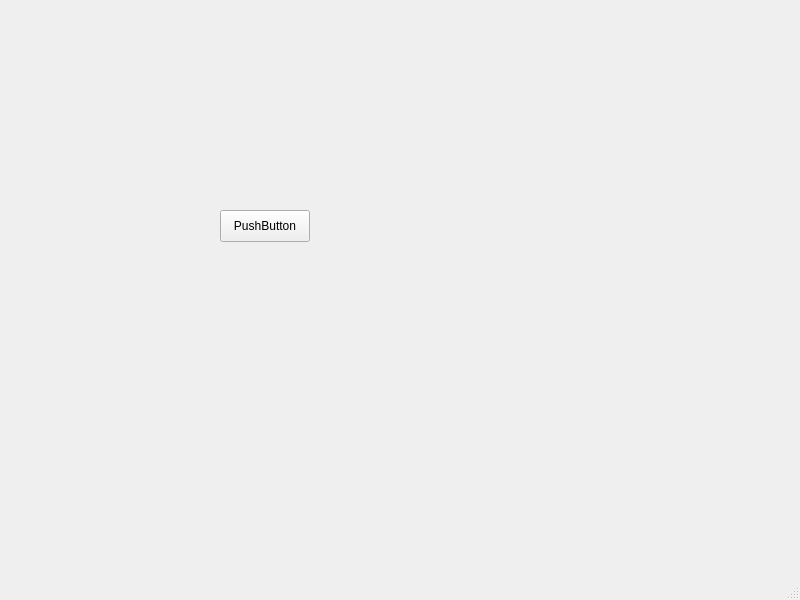
First picture: the form in src/flow_reader.ui, repository ljaworski88/flow_reader, before the edit.
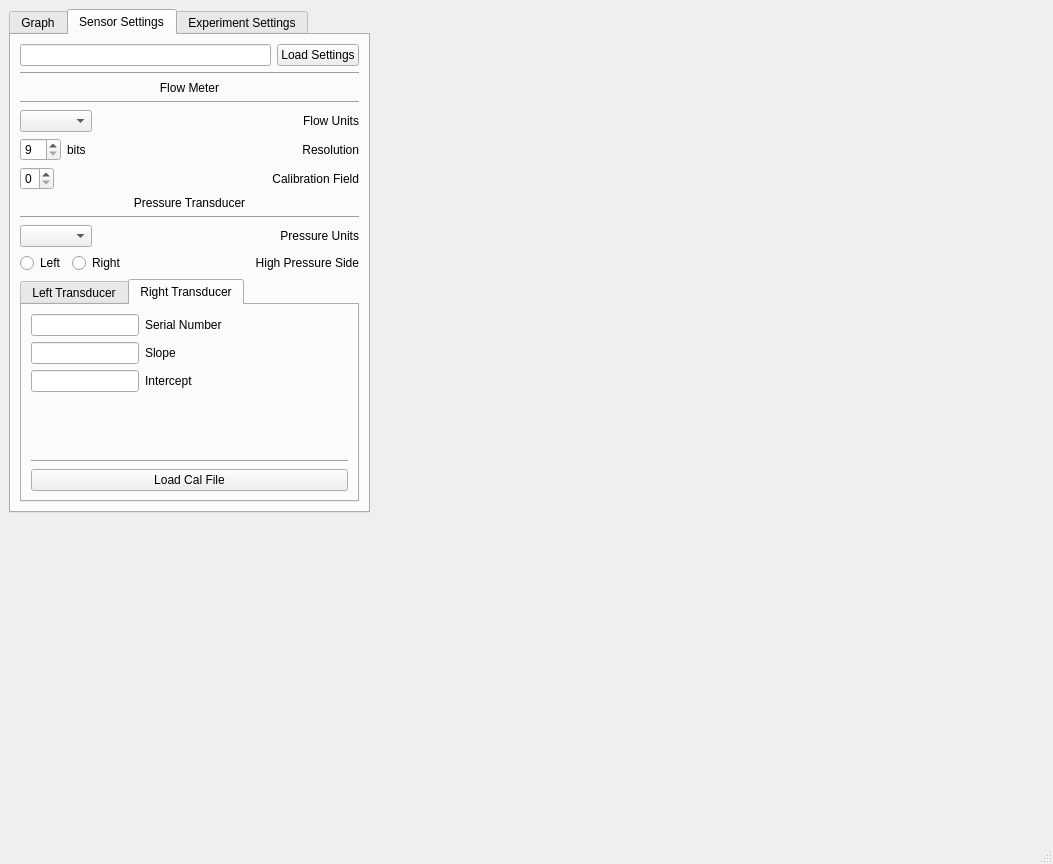
Second picture: the form after the edit. The open tabs and pages were chosen to show the change. Custom widgets are drawn as their Qt base class.

Commit message: making the UI and generating the .ui file

Diff of the .ui file:
```diff
--- a/src/flow_reader.ui
+++ b/src/flow_reader.ui
@@ -6,26 +6,513 @@
    <rect>
     <x>0</x>
     <y>0</y>
-    <width>800</width>
-    <height>600</height>
+    <width>1053</width>
+    <height>864</height>
    </rect>
   </property>
   <property name="windowTitle">
    <string>MainWindow</string>
   </property>
   <widget class="QWidget" name="centralwidget">
-   <widget class="QPushButton" name="pushButton">
+   <widget class="QTabWidget" name="mainTabStack">
     <property name="geometry">
      <rect>
-      <x>220</x>
-      <y>210</y>
-      <width>90</width>
-      <height>32</height>
+      <x>9</x>
+      <y>9</y>
+      <width>361</width>
+      <height>504</height>
      </rect>
     </property>
-    <property name="text">
-     <string>PushButton</string>
+    <property name="currentIndex">
+     <number>0</number>
     </property>
+    <widget class="QWidget" name="graphicsTab">
+     <property name="toolTip">
+      <string>Main Window with Live Graphs</string>
+     </property>
+     <property name="toolTipDuration">
+      <number>5</number>
+     </property>
+     <attribute name="title">
+      <string>Graph</string>
+     </attribute>
+     <layout class="QVBoxLayout" name="verticalLayout_3">
+      <item>
+       <layout class="QVBoxLayout" name="graphTabVerticalLayout">
+        <item>
+         <widget class="QTabWidget" name="graphsTab">
+          <property name="currentIndex">
+           <number>0</number>
+          </property>
+          <widget class="QWidget" name="flowGraphTab">
+           <attribute name="title">
+            <string>Flow</string>
+           </attribute>
+           <layout class="QGridLayout" name="gridLayout_4">
+            <item row="0" column="0">
+             <widget class="GraphicsLayoutWidget" name="flowGraph"/>
+            </item>
+           </layout>
+          </widget>
+          <widget class="QWidget" name="pressureGraphTab">
+           <attribute name="title">
+            <string>Pressure</string>
+           </attribute>
+           <layout class="QGridLayout" name="gridLayout_3">
+            <item row="0" column="0">
+             <widget class="GraphicsLayoutWidget" name="pressureGraph"/>
+            </item>
+           </layout>
+          </widget>
+          <widget class="QWidget" name="currentGraphTab">
+           <attribute name="title">
+            <string>Current</string>
+           </attribute>
+           <layout class="QGridLayout" name="gridLayout">
+            <item row="0" column="0">
+             <widget class="GraphicsLayoutWidget" name="currentGraph"/>
+            </item>
+           </layout>
+          </widget>
+          <widget class="QWidget" name="voltageGraphTab">
+           <attribute name="title">
+            <string>Voltage</string>
+           </attribute>
+           <layout class="QGridLayout" name="gridLayout_2">
+            <item row="0" column="0">
+             <widget class="GraphicsLayoutWidget" name="voltageGraph"/>
+            </item>
+           </layout>
+          </widget>
+         </widget>
+        </item>
+        <item>
+         <layout class="QHBoxLayout" name="loggingLayout">
+          <item>
+           <widget class="QLineEdit" name="saveFileLine"/>
+          </item>
+          <item>
+           <widget class="QPushButton" name="logButton">
+            <property name="text">
+             <string>Log</string>
+            </property>
+           </widget>
+          </item>
+         </layout>
+        </item>
+        <item>
+         <layout class="QHBoxLayout" name="infoTickerLayout">
+          <item>
+           <layout class="QVBoxLayout" name="descriptionsLayout">
+            <item>
+             <widget class="QLabel" name="graphLabel">
+              <property name="text">
+               <string>graphLabel</string>
+              </property>
+             </widget>
+            </item>
+            <item>
+             <widget class="QLabel" name="sensorInfo">
+              <property name="text">
+               <string>sensorInfo</string>
+              </property>
+             </widget>
+            </item>
+           </layout>
+          </item>
+          <item>
+           <layout class="QVBoxLayout" name="unitsLayout">
+            <item>
+             <widget class="QLCDNumber" name="currentReadingLCD"/>
+            </item>
+            <item>
+             <widget class="QComboBox" name="unitsComboBox"/>
+            </item>
+           </layout>
+          </item>
+          <item>
+           <widget class="QPushButton" name="runButton">
+            <property name="text">
+             <string>Run</string>
+            </property>
+           </widget>
+          </item>
+         </layout>
+        </item>
+       </layout>
+      </item>
+     </layout>
+    </widget>
+    <widget class="QWidget" name="sensorSettingsTab">
+     <attribute name="title">
+      <string>Sensor Settings</string>
+     </attribute>
+     <layout class="QVBoxLayout" name="verticalLayout_2">
+      <item>
+       <layout class="QVBoxLayout" name="sensorSettingsVerticalLayout">
+        <item>
+         <layout class="QHBoxLayout" name="loadSettingsHorizontalLayout">
+          <item>
+           <widget class="QLineEdit" name="loadFlowReaderSettingsLineEdit"/>
+          </item>
+          <item>
+           <widget class="QPushButton" name="loadFlowReaderSettingsButton">
+            <property name="text">
+             <string>Load Settings</string>
+            </property>
+           </widget>
+          </item>
+         </layout>
+        </item>
+        <item>
+         <widget class="Line" name="sensorSettingsLine">
+          <property name="orientation">
+           <enum>Qt::Horizontal</enum>
+          </property>
+         </widget>
+        </item>
+        <item>
+         <widget class="QLabel" name="flowMeterSettingLabel">
+          <property name="autoFillBackground">
+           <bool>false</bool>
+          </property>
+          <property name="text">
+           <string>Flow Meter</string>
+          </property>
+          <property name="alignment">
+           <set>Qt::AlignCenter</set>
+          </property>
+         </widget>
+        </item>
+        <item>
+         <widget class="Line" name="flowMeterSettingsLine">
+          <property name="orientation">
+           <enum>Qt::Horizontal</enum>
+          </property>
+         </widget>
+        </item>
+        <item>
+         <layout class="QFormLayout" name="flowMeterSettingsFormLayout">
+          <item row="0" column="0">
+           <widget class="QComboBox" name="flowUnitSettingComboBox"/>
+          </item>
+          <item row="0" column="1">
+           <widget class="QLabel" name="flowUnitSettingLabel">
+            <property name="text">
+             <string>Flow Units</string>
+            </property>
+            <property name="alignment">
+             <set>Qt::AlignRight|Qt::AlignTrailing|Qt::AlignVCenter</set>
+            </property>
+           </widget>
+          </item>
+          <item row="1" column="0">
+           <layout class="QHBoxLayout" name="resolutionSettingHorizontalLayout">
+            <item>
+             <widget class="QSpinBox" name="resolutionSettingSpinBox">
+              <property name="minimum">
+               <number>9</number>
+              </property>
+              <property name="maximum">
+               <number>16</number>
+              </property>
+             </widget>
+            </item>
+            <item>
+             <widget class="QLabel" name="resolutionSettingLabel">
+              <property name="text">
+               <string>bits</string>
+              </property>
+             </widget>
+            </item>
+           </layout>
+          </item>
+          <item row="1" column="1">
+           <widget class="QLabel" name="flowMeterResolutionSettingLabel">
+            <property name="text">
+             <string>Resolution</string>
+            </property>
+            <property name="alignment">
+             <set>Qt::AlignRight|Qt::AlignTrailing|Qt::AlignVCenter</set>
+            </property>
+           </widget>
+          </item>
+          <item row="2" column="0">
+           <widget class="QSpinBox" name="calibartionFieldSpinBox">
+            <property name="maximum">
+             <number>4</number>
+            </property>
+           </widget>
+          </item>
+          <item row="2" column="1">
+           <widget class="QLabel" name="calibrationFieldSettingLabel">
+            <property name="text">
+             <string>Calibration Field</string>
+            </property>
+            <property name="alignment">
+             <set>Qt::AlignRight|Qt::AlignTrailing|Qt::AlignVCenter</set>
+            </property>
+           </widget>
+          </item>
+         </layout>
+        </item>
+        <item>
+         <widget class="QLabel" name="pressureTransducerSettingsLabel">
+          <property name="text">
+           <string>Pressure Transducer</string>
+          </property>
+          <property name="alignment">
+           <set>Qt::AlignCenter</set>
+          </property>
+         </widget>
+        </item>
+        <item>
+         <widget class="Line" name="pressureTransducerSettingsLine">
+          <property name="orientation">
+           <enum>Qt::Horizontal</enum>
+          </property>
+         </widget>
+        </item>
+        <item>
+         <layout class="QFormLayout" name="pressureTransducerSettingsFormLayout">
+          <item row="0" column="0">
+           <widget class="QComboBox" name="pressureUnitSettingComboBox">
+            <property name="toolTip">
+             <string>What units should pressure be reported in.</string>
+            </property>
+            <property name="toolTipDuration">
+             <number>5</number>
+            </property>
+            <property name="currentText">
+             <string/>
+            </property>
+           </widget>
+          </item>
+          <item row="0" column="1">
+           <widget class="QLabel" name="pressureUnitSettingLabel">
+            <property name="text">
+             <string>Pressure Units</string>
+            </property>
+            <property name="alignment">
+             <set>Qt::AlignRight|Qt::AlignTrailing|Qt::AlignVCenter</set>
+            </property>
+           </widget>
+          </item>
+          <item row="1" column="0">
+           <layout class="QHBoxLayout" name="transducerHighSideButtonHorizontalLayout">
+            <item>
+             <widget class="QRadioButton" name="leftTransducerRadioButton">
+              <property name="toolTip">
+               <string>The LEFT transducer is connected to the high pressure side.</string>
+              </property>
+              <property name="toolTipDuration">
+               <number>5</number>
+              </property>
+              <property name="text">
+               <string>Left</string>
+              </property>
+             </widget>
+            </item>
+            <item>
+             <widget class="QRadioButton" name="rightTransducerRadioButton">
+              <property name="toolTip">
+               <string>The RIGHT transducer is connected to the high pressure side.</string>
+              </property>
+              <property name="toolTipDuration">
+               <number>5</number>
+              </property>
+              <property name="text">
+               <string>Right</string>
+              </property>
+             </widget>
+            </item>
+           </layout>
+          </item>
+          <item row="1" column="1">
+           <widget class="QLabel" name="highPressureSideSelectionLabel">
+            <property name="layoutDirection">
+             <enum>Qt::RightToLeft</enum>
+            </property>
+            <property name="text">
+             <string>High Pressure Side</string>
+            </property>
+            <property name="alignment">
+             <set>Qt::AlignRight|Qt::AlignTrailing|Qt::AlignVCenter</set>
+            </property>
+           </widget>
+          </item>
+         </layout>
+        </item>
+       </layout>
+      </item>
+      <item>
+       <widget class="QTabWidget" name="transducerSettingsTab">
+        <property name="currentIndex">
+         <number>1</number>
+        </property>
+        <widget class="QWidget" name="leftTransducerSettingsTab">
+         <attribute name="title">
+          <string>Left Transducer</string>
+         </attribute>
+         <layout class="QVBoxLayout" name="verticalLayout">
+          <item>
+           <layout class="QVBoxLayout" name="leftTransducerSettingsVeritcalLayout">
+            <item>
+             <layout class="QFormLayout" name="leftTransducerSettingsLayout">
+              <item row="0" column="1">
+               <widget class="QLabel" name="leftTransducerSerialLabel">
+                <property name="text">
+                 <string>Serial Number</string>
+                </property>
+               </widget>
+              </item>
+              <item row="1" column="0">
+               <widget class="QLineEdit" name="leftTransducerSlopeLineEdit">
+                <property name="toolTip">
+                 <string>Slope of left transducer in [pressure units]/mV</string>
+                </property>
+                <property name="toolTipDuration">
+                 <number>5</number>
+                </property>
+               </widget>
+              </item>
+              <item row="1" column="1">
+               <widget class="QLabel" name="leftTransducerSlopeLabel">
+                <property name="text">
+                 <string>Slope</string>
+                </property>
+               </widget>
+              </item>
+              <item row="2" column="0">
+               <widget class="QLineEdit" name="leftTransducerInterceptLineEdit">
+                <property name="toolTip">
+                 <string>Intercept of left transducer in mV</string>
+                </property>
+               </widget>
+              </item>
+              <item row="2" column="1">
+               <widget class="QLabel" name="leftTransducerInerceptLabel">
+                <property name="text">
+                 <string>Intercept</string>
+                </property>
+               </widget>
+              </item>
+              <item row="0" column="0">
+               <widget class="QLineEdit" name="leftTransducerSerialLineEdit">
+                <property name="toolTip">
+                 <string>Left transducer serial number</string>
+                </property>
+                <property name="toolTipDuration">
+                 <number>5</number>
+                </property>
+               </widget>
+              </item>
+             </layout>
+            </item>
+            <item>
+             <widget class="Line" name="leftTransducerSettingsLine">
+              <property name="orientation">
+               <enum>Qt::Horizontal</enum>
+              </property>
+             </widget>
+            </item>
+            <item>
+             <widget class="QPushButton" name="loadLeftTransducerSettingsButton">
+              <property name="text">
+               <string>Load Cal File</string>
+              </property>
+             </widget>
+            </item>
+           </layout>
+          </item>
+         </layout>
+        </widget>
+        <widget class="QWidget" name="rightTransducerSettingsTab">
+         <attribute name="title">
+          <string>Right Transducer</string>
+         </attribute>
+         <layout class="QHBoxLayout" name="horizontalLayout_2">
+          <item>
+           <layout class="QVBoxLayout" name="rightTransducerSettingsVerticalLayout">
+            <item>
+             <layout class="QFormLayout" name="rightTransducerSettingsLayout">
+              <item row="0" column="1">
+               <widget class="QLabel" name="rightTransducerSerialLabel">
+                <property name="text">
+                 <string>Serial Number</string>
+                </property>
+               </widget>
+              </item>
+              <item row="1" column="0">
+               <widget class="QLineEdit" name="rightTransducerSlopeLineEdit">
+                <property name="toolTip">
+                 <string>Slope of left transducer in [pressure units]/mV</string>
+                </property>
+                <property name="toolTipDuration">
+                 <number>5</number>
+                </property>
+               </widget>
+              </item>
+              <item row="1" column="1">
+               <widget class="QLabel" name="rightTransducerSlopeLabel">
+                <property name="text">
+                 <string>Slope</string>
+                </property>
+               </widget>
+              </item>
+              <item row="2" column="0">
+               <widget class="QLineEdit" name="rightTransducerInterceptLineEdit">
+                <property name="toolTip">
+                 <string>Intercept of left transducer in mV</string>
+                </property>
+               </widget>
+              </item>
+              <item row="2" column="1">
+               <widget class="QLabel" name="rightTransducerInerceptLabel">
+                <property name="text">
+                 <string>Intercept</string>
+                </property>
+               </widget>
+              </item>
+              <item row="0" column="0">
+               <widget class="QLineEdit" name="rightTransducerSerialLineEdit">
+                <property name="toolTip">
+                 <string>Left transducer serial number</string>
+                </property>
+                <property name="toolTipDuration">
+                 <number>5</number>
+                </property>
+               </widget>
+              </item>
+             </layout>
+            </item>
+            <item>
+             <widget class="Line" name="rightTransducerSettingsLine">
+              <property name="orientation">
+               <enum>Qt::Horizontal</enum>
+              </property>
+             </widget>
+            </item>
+            <item>
+             <widget class="QPushButton" name="loadRightTransducerSettingsButton">
+              <property name="text">
+               <string>Load Cal File</string>
+              </property>
+             </widget>
+            </item>
+           </layout>
+          </item>
+         </layout>
+        </widget>
+       </widget>
+      </item>
+     </layout>
+    </widget>
+    <widget class="QWidget" name="experimentSettingsTab">
+     <attribute name="title">
+      <string>Experiment Settings</string>
+     </attribute>
+    </widget>
    </widget>
   </widget>
   <widget class="QMenuBar" name="menubar">
@@ -40,6 +527,13 @@
   </widget>
   <widget class="QStatusBar" name="statusbar"/>
  </widget>
+ <customwidgets>
+  <customwidget>
+   <class>GraphicsLayoutWidget</class>
+   <extends>QGraphicsView</extends>
+   <header>pyqtgraph</header>
+  </customwidget>
+ </customwidgets>
  <resources/>
  <connections/>
 </ui>
```
Left out of the diff: 4 changed lines with no effect on the pictures.
